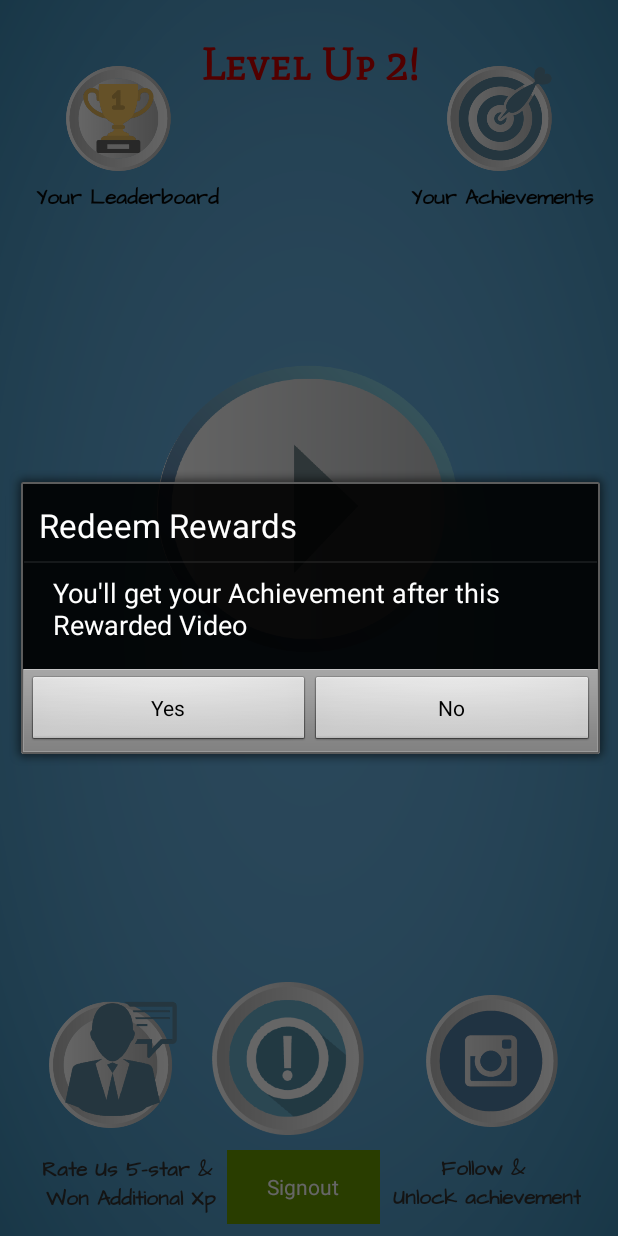
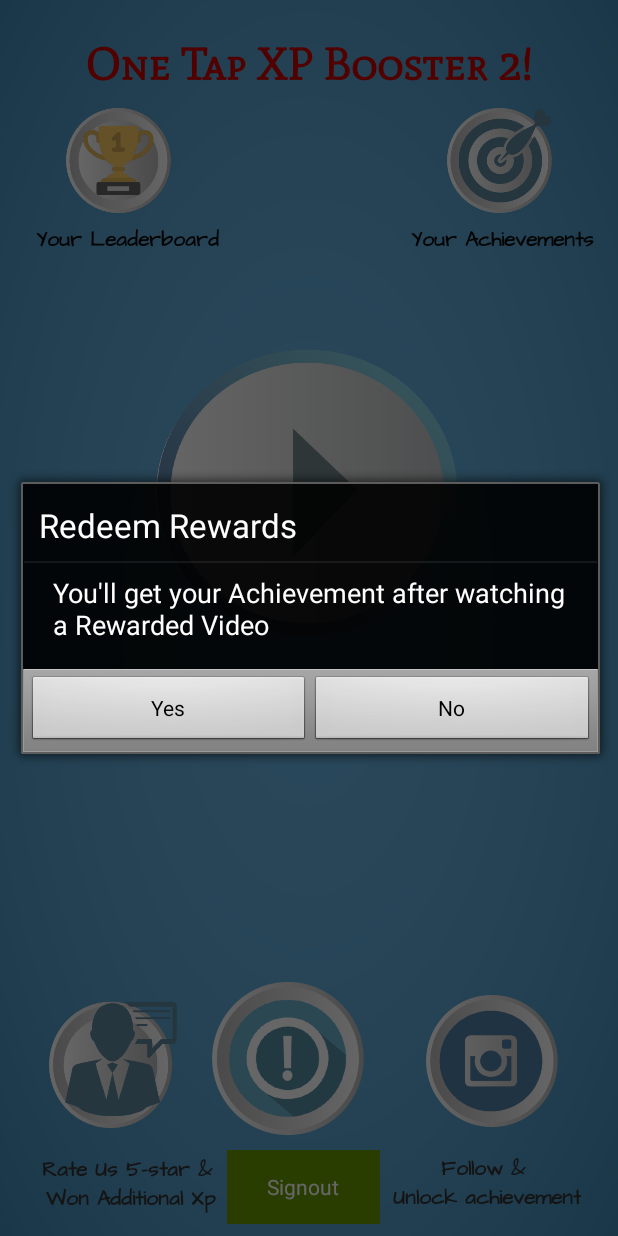
Before and after one commit to nnishad/LevelUpButton, an Android app: the screen it shows after launch (MainActivity), after a tap on an icon or button, on a phone screen of 412 x 824 dp. Run offline under Robolectric (Android 15) with nearby library versions, the phone set to English and light mode, and no system bars; our stand-ins replace AdMob; 8 statements that could not run were skipped.

Commit message:
Adds Updated!

```diff
--- a/app/src/main/AndroidManifest.xml
+++ b/app/src/main/AndroidManifest.xml
@@ -26,7 +26,7 @@
             android:value="@integer/google_play_services_version" />
         <meta-data
             android:name="com.google.android.gms.ads.APPLICATION_ID"
-            android:value="ca-app-pub-6425347832770094~8061430100" />
+            android:value="ca-app-pub-9659269658536774~6846635911" />
     </application>
 
 </manifest>
--- a/app/src/main/java/com/nightowldevelopers/levelup2/MainActivity.java
+++ b/app/src/main/java/com/nightowldevelopers/levelup2/MainActivity.java
@@ -208,10 +208,10 @@ public class MainActivity extends Activity implements
                 Games.getLeaderboardsClient(this, Objects.requireNonNull(GoogleSignIn.getLastSignedInAccount(this)))
                         .submitScore(getString(R.string.leaderboard_leaderboard), 2500);
                 builder = new AlertDialog.Builder(this);
-                builder.setMessage("You'll get your Achievement after this Rewarded Video").setTitle("Redeem Rewards");
+                builder.setMessage("You'll get your Achievement after watching a Rewarded Video").setTitle("Redeem XP");
 
                 //Setting message manually and performing action on button click
-                builder.setMessage("You'll get your Achievement after this Rewarded Video")
+                builder.setMessage("You'll get your Achievement after watching a Rewarded Video")
                         .setCancelable(false)
                         .setPositiveButton("Yes", new OnClickListener() {
                             public void onClick(DialogInterface dialog, int id) {
@@ -520,7 +520,7 @@ public class MainActivity extends Activity implements
                 GoogleSignInAccount account = task.getResult(ApiException.class);
                 onConnected(account);
             } catch (ApiException apiException) {
-
+                Log.d(TAG, "exception");
                 onDisconnected();
 
                 startSignInIntent();
--- a/app/src/main/res/layout/activity_main.xml
+++ b/app/src/main/res/layout/activity_main.xml
@@ -10,7 +10,9 @@
         style="@style/LLScreen"
         tools:ignore="MissingConstraints">
 
-        <TextView style="@style/GameTitle" />
+        <TextView
+            style="@style/GameTitle"
+            android:text="One Tap XP Booster 2!" />
 
         <TextView
             style="@style/GameBlurb"
@@ -44,10 +46,10 @@
             android:labelFor="@+id/pushme_text"
             app:layout_constraintBottom_toTopOf="@+id/constraintLayout"
             app:layout_constraintEnd_toEndOf="parent"
-            app:layout_constraintHorizontal_bias="0.5"
+            app:layout_constraintHorizontal_bias="0.497"
             app:layout_constraintStart_toStartOf="parent"
             app:layout_constraintTop_toBottomOf="@+id/achievement_text"
-            app:layout_constraintVertical_bias="0.349" />
+            app:layout_constraintVertical_bias="0.231" />
 
         <TextView
             android:id="@+id/textView"
@@ -73,7 +75,7 @@
             android:layout_height="70dp"
             android:layout_marginStart="44dp"
 
-            android:layout_marginTop="44dp"
+            android:layout_marginTop="72dp"
             android:layout_marginEnd="8dp"
 
             android:background="@drawable/ledaer5"
@@ -127,7 +129,7 @@
             android:layout_height="70dp"
             android:layout_marginStart="8dp"
 
-            android:layout_marginTop="44dp"
+            android:layout_marginTop="72dp"
             android:layout_marginEnd="44dp"
 
             android:background="@drawable/achievemnt_logo"
@@ -264,7 +266,7 @@
             android:layout_marginTop="8dp"
             android:layout_marginBottom="40dp"
             ads:adSize="BANNER"
-            ads:adUnitId="ca-app-pub-6425347832770094/4102837943"
+            ads:adUnitId="ca-app-pub-9659269658536774/4611354810"
             ads:layout_constraintBottom_toTopOf="@+id/constraintLayout"
             ads:layout_constraintEnd_toEndOf="parent"
             ads:layout_constraintHorizontal_bias="0.493"
--- a/app/src/main/res/values/strings.xml
+++ b/app/src/main/res/values/strings.xml
@@ -1,6 +1,6 @@
 <resources>
     <string name="app_name">One Tap Xp Booster 2</string>
-    <string name="game_title">Level Up </string>
+    <string name="game_title">One Tap XP Booster 2!</string>
     <string name="game_blurb">Click a button <b>few seconds</b>\n &amp; won <b>Max XP</b> to your Account.</string>
     <string name="invite_players_explanation">Your Leaderboard</string>
     <string name="see_invitations_explanation">Your Achievements</string>
@@ -20,17 +20,17 @@
 
     <string name="congratulation">CONGRATULATIONS, You won 100000XP Points</string>
     <string name="Instruction">Instructions: Click the Button and Start Game</string>
-    <string name="level_up_2">Level Up 2!</string>
+    <string name="level_up_2">One Tap XP Booster 2!</string>
     <string name="follow_amp_nunlock_achievement">Follow &amp;\n Unlock achievement</string>
     <string name="signout">Signout</string>
     <string name="rate_text">Rate Us 5-star &amp;\n Won Additional Xp</string>
 
 
-    <string name="admob_app_id">ca-app-pub-6425347832770094~8061430100</string>
+    <string name="admob_app_id">ca-app-pub-9659269658536774~6846635911</string>
     <!--Admob Account Id-->
-    <string name="vdo_ad_unit_id">ca-app-pub-6425347832770094/7887429469</string>
-    <string name="admob_interstitial_id">ca-app-pub-6425347832770094/1598105281</string>
-    <string name="admob_banner_id">ca-app-pub-6425347832770094/4102837943</string>
+    <string name="vdo_ad_unit_id">ca-app-pub-9659269658536774/9282540647</string>
+    <string name="admob_interstitial_id">ca-app-pub-9659269658536774/7173938976</string>
+    <string name="admob_banner_id">ca-app-pub-9659269658536774/4611354810</string>
     <!--Test Id Below-->
     <!--<string name="vdo_ad_unit_id">ca-app-pub-3940256099942544/5224354917</string>-->
     <!--<string name="admob_interstitial_id">ca-app-pub-3940256099942544/1033173712</string>-->
```
Also changed, not shown: 1 other file.
